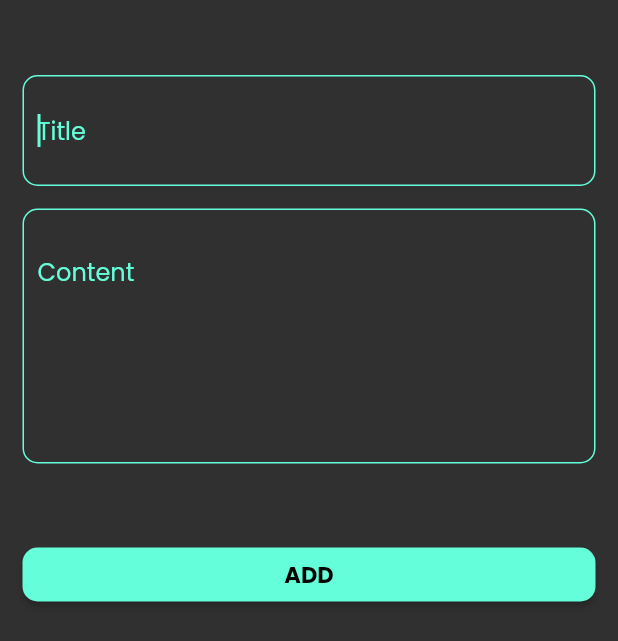
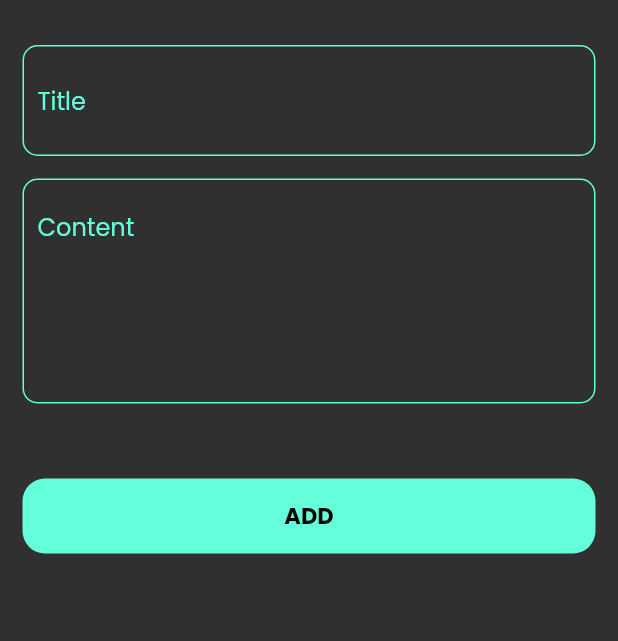
Before and after one commit to andrrew24/notes_app, a Flutter app: the AddNoteForm widget shown alone on an empty page, opened directly, on a phone screen of 412 x 824 dp. Shown: the top 641 px of the screen. Run offline on Flutter 3.47's test engine with Material 2 defaults, Android fonts, the phone set to English and light mode, and no system bars; our stand-ins replace bloc, flutter_bloc, google_fonts, hive, hive_flutter, loading_indicator; accounts and stored records are empty.

Commit message:
change custom button & add loading indicator

```diff
--- a/lib/views/widgets/add_note_form.dart
+++ b/lib/views/widgets/add_note_form.dart
@@ -27,7 +27,7 @@ class _AddNoteFormState extends State<AddNoteForm> {
       key: formKey,
       autovalidateMode: autoValidateMode,
       child: Padding(
-        padding: const EdgeInsets.only(top: 50, right: 15, left: 15),
+        padding: const EdgeInsets.only(top: 30, right: 15, left: 15),
         child: Column(
           children: [
             CustomTextField(
@@ -46,13 +46,12 @@ class _AddNoteFormState extends State<AddNoteForm> {
               },
               hintText: "Content",
               maxlines: 5,
-              padding: const EdgeInsets.symmetric(horizontal: 10, vertical: 30),
+              padding: const EdgeInsets.symmetric(horizontal: 10, vertical: 20),
             ),
             const SizedBox(
               height: 50,
             ),
-            CustomButton(
-              onPressed: () {
+            CustomButton(onPressed: () {
                  if (formKey.currentState!.validate()) {
                    formKey.currentState!.save();
                    Note note = Note(
@@ -65,8 +64,7 @@ class _AddNoteFormState extends State<AddNoteForm> {
                    autoValidateMode = AutovalidateMode.always;
                    setState(() {});
                  }
-              },
-            ),
+            }),
             const SizedBox(
               height: 1,
             ),
@@ -76,3 +74,7 @@ class _AddNoteFormState extends State<AddNoteForm> {
     );
   }
 }
+
+// CustomButton(
+//               ,
+//             ),
--- a/lib/views/widgets/custom_button.dart
+++ b/lib/views/widgets/custom_button.dart
@@ -1,25 +1,45 @@
 import 'package:flutter/material.dart';
+import 'package:loading_indicator/loading_indicator.dart';
 
 import '../../constants/constant.dart';
 
 class CustomButton extends StatelessWidget {
   const CustomButton({
-    super.key, this.onPressed,
+    super.key,
+    required this.onPressed,
+    this.isLoading = false,
   });
 
-  final void Function()? onPressed;
+  final void Function() onPressed;
+  final bool isLoading;
 
   @override
   Widget build(BuildContext context) {
     return SizedBox(
       width: MediaQuery.of(context).size.width,
-      child: ElevatedButton(
-          style: ButtonStyle(
-              shape: MaterialStateProperty.all(RoundedRectangleBorder(
-                  borderRadius: BorderRadius.circular(10))),
-              backgroundColor: MaterialStateProperty.all(kprimaryColor)),
-          onPressed: onPressed,
-          child: const Text("ADD",style: TextStyle(fontSize: 15,fontWeight: FontWeight.bold,color: Colors.black),) ),
+      height: 50,
+      child: GestureDetector(
+        onTap: onPressed,
+        child: Container(
+            decoration: const BoxDecoration(
+              color: kprimaryColor,
+              borderRadius: BorderRadius.all(Radius.circular(15)),
+            ),
+            child: Center(
+                child: isLoading
+                    ? const SizedBox(
+                      height: 25,
+                      width: 25,
+                        child: LoadingIndicator(
+                            indicatorType: Indicator.circleStrokeSpin))
+                    : const Text(
+                        "ADD",
+                        style: TextStyle(
+                            fontSize: 15,
+                            fontWeight: FontWeight.bold,
+                            color: Colors.black),
+                      ))),
+      ),
     );
   }
 }
--- a/lib/views/widgets/custom_textfield.dart
+++ b/lib/views/widgets/custom_textfield.dart
@@ -30,7 +30,7 @@ class CustomTextField extends StatelessWidget {
       },
       onSaved: onSaved ,
       cursorColor: kprimaryColor,
-      autofocus: true,
+      autofocus: false,
       textAlign: TextAlign.start,
       maxLines: maxlines,
       decoration: InputDecoration(
--- a/pubspec.yaml
+++ b/pubspec.yaml
@@ -41,6 +41,7 @@ dependencies:
   hive_flutter: ^1.1.0
   flutter_bloc: ^8.1.3
   modal_progress_hud_nsn: ^0.4.0
+  loading_indicator: ^3.1.1
 
 
 dev_dependencies:
```
Also changed, not shown: pubspec.lock. Lines whose indentation alone changed are shown as unchanged.
